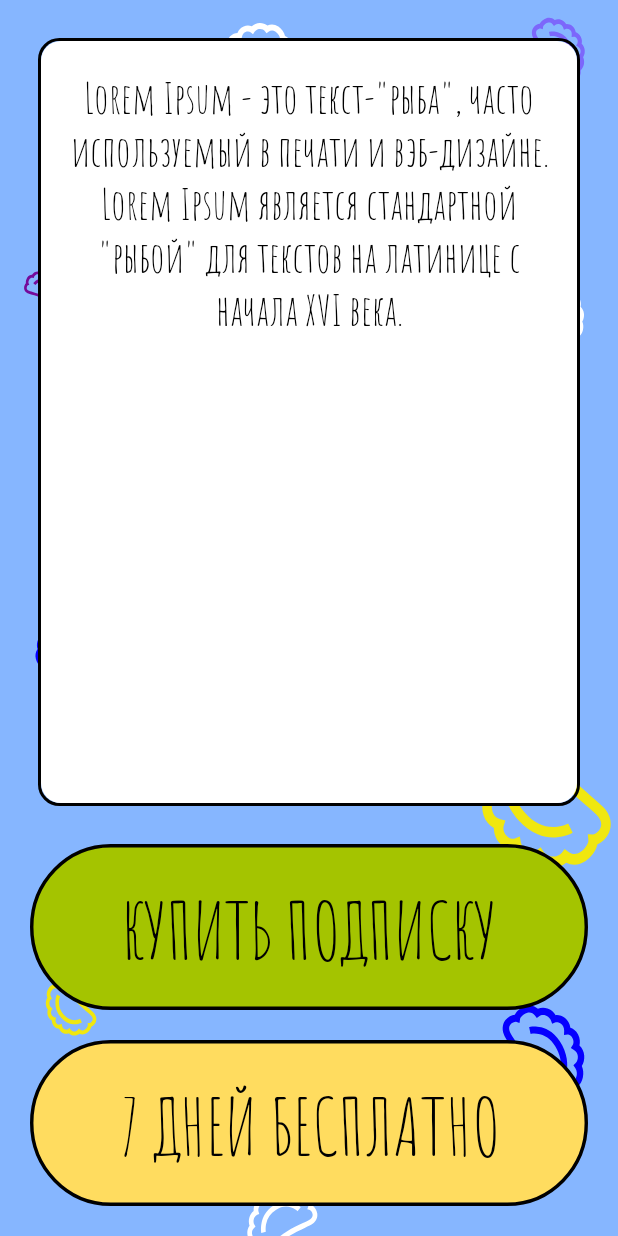
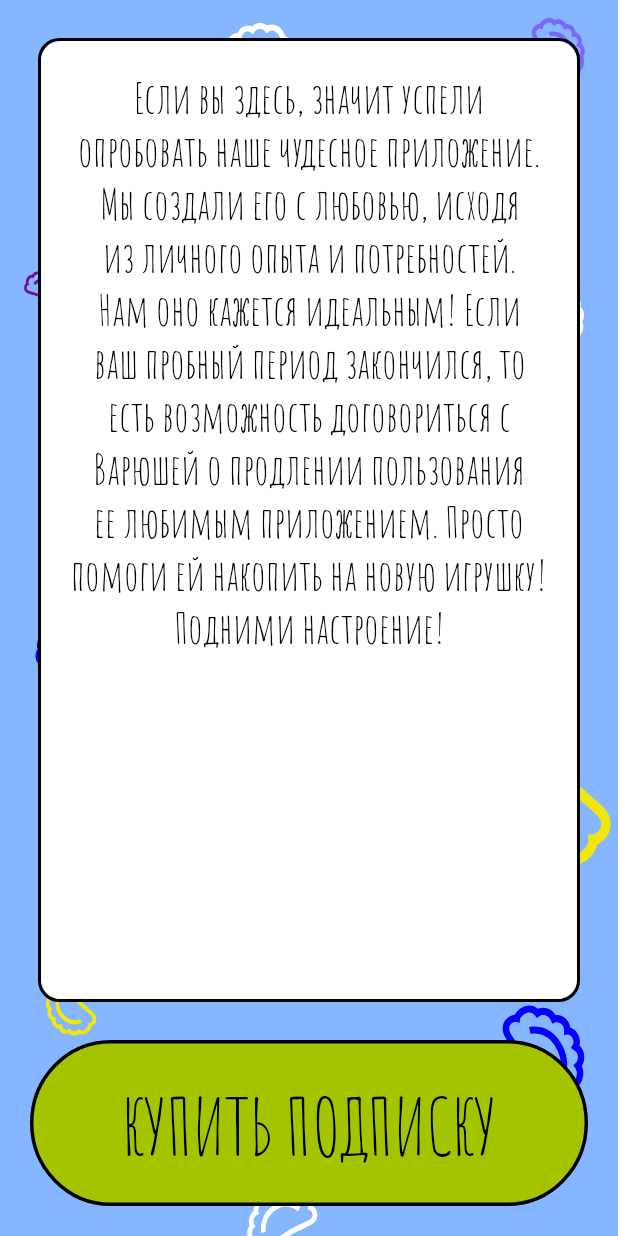
Before and after one commit to kair32/Not-Press, an Android app: the screen it shows after launch (MainActivity), after a tap on "ВАРЕ НА ПОДАРКИ", on a phone screen of 412 x 824 dp. Run offline under Robolectric (Android 15) with nearby library versions, the phone set to English and light mode, and no system bars; our stand-ins replace data binding; 6 statements that could not run were skipped; 2 other taps on this screen came first.

Commit message:
setting home fragment

```diff
--- a/app/src/main/java/com/aks/notpress/service/notification/Notification.kt
+++ b/app/src/main/java/com/aks/notpress/service/notification/Notification.kt
@@ -9,15 +9,12 @@ import android.content.Context.NOTIFICATION_SERVICE
 import android.content.Intent
 import android.graphics.BitmapFactory
 import android.os.Build
-import android.util.Log
 import androidx.annotation.RequiresApi
 import androidx.core.app.NotificationCompat
-import androidx.core.content.ContextCompat
 import com.aks.notpress.R
 import com.aks.notpress.ui.service.ServiceOverlay
-import kotlin.math.acos
 
-
+const val ID_NOTIFICATION = 102
 class Notification {
     private val tag = "Notification"
 
@@ -26,10 +23,13 @@ class Notification {
 
         if (Build.VERSION.SDK_INT >= Build.VERSION_CODES.O)
             createChannel(activity)
-        statNotification(activity)
     }
 
-    private fun statNotification(context: Context?){
+    fun stopNotification(context: Context?) =
+        (context?.getSystemService(NOTIFICATION_SERVICE) as NotificationManager?)
+            ?.cancel(ID_NOTIFICATION)
+
+    fun statNotification(context: Context?){
         if (context == null) return
 
         val resultIntent = Intent(context, ServiceOverlay::class.java)
@@ -49,7 +49,7 @@ class Notification {
             .setPriority(NotificationCompat.PRIORITY_HIGH)
             .setOngoing(true)
 
-        mNotificationManager?.notify(1, mBuilder.build())
+        mNotificationManager?.notify(ID_NOTIFICATION, mBuilder.build())
     }
 
     @RequiresApi(Build.VERSION_CODES.O)
--- a/app/src/main/java/com/aks/notpress/ui/home/FragmentHome.kt
+++ b/app/src/main/java/com/aks/notpress/ui/home/FragmentHome.kt
@@ -1,36 +1,49 @@
 package com.aks.notpress.ui.home
 
+import android.content.Context
 import android.os.Bundle
 import android.view.LayoutInflater
 import android.view.View
 import android.view.ViewGroup
 import androidx.fragment.app.Fragment
+import androidx.lifecycle.Observer
 import androidx.lifecycle.ViewModelProvider
 import com.aks.notpress.databinding.FragmentHomeBinding
 import com.aks.notpress.service.notification.Notification
-import com.aks.notpress.ui.main.MainViewModelImpl
 import com.aks.notpress.utils.ActivityUtil
 import com.aks.notpress.utils.FragmentUtil
+import com.aks.notpress.utils.PreferencesBasket
+import com.aks.notpress.utils.ViewModelFactory
 
 class FragmentHome: Fragment(){
     private val fragmentUtil = FragmentUtil()
     private val activityUtil = ActivityUtil()
+    private lateinit var factory: ViewModelFactory
 
     private lateinit var viewModel:HomeViewModel
 
-    override fun onCreate(savedInstanceState: Bundle?) {
-        super.onCreate(savedInstanceState)
-        viewModel = ViewModelProvider(this).get(HomeViewModelImpl::class.java)
+    override fun onAttach(context: Context) {
+        super.onAttach(context)
+        factory = ViewModelFactory(PreferencesBasket(context ?: return))
+        viewModel = ViewModelProvider(this, factory).get(HomeViewModelImpl::class.java)
         fragmentUtil.observe(this, viewModel, activity?.supportFragmentManager)
         activityUtil.observe(this, viewModel, activity)
     }
+
     override fun onCreateView(inflater: LayoutInflater, container: ViewGroup?, savedInstanceState: Bundle?): View? {
         val binding = FragmentHomeBinding.inflate(inflater, container, false)
         binding.viewModel = viewModel
 
+        binding.setLifecycleOwner(this)
         Notification().init(activity)
+
+        viewModel.isChecked.observe(viewLifecycleOwner, Observer {
+            if (it) Notification().statNotification(context)
+            else    Notification().stopNotification(context)
+        })
         return binding.root
     }
+
     companion object {
         fun newInstance() = FragmentHome()
     }
--- a/app/src/main/java/com/aks/notpress/ui/home/HomeViewModel.kt
+++ b/app/src/main/java/com/aks/notpress/ui/home/HomeViewModel.kt
@@ -1,14 +1,51 @@
 package com.aks.notpress.ui.home
 
+import androidx.lifecycle.LiveData
+import androidx.lifecycle.MutableLiveData
 import com.aks.notpress.utils.*
 
 interface HomeViewModel: FragmentViewModel, ActivityStartViewModel, TeddyViewModel {
-    fun onPassword()
+    val daySubscription: LiveData<Int>
+    val isFreeDayVisible: LiveData<Boolean>
+    val isHaveSubscription: LiveData<Boolean>
+    val isHavePermissionOverlay: LiveData<Boolean>
+    val isChecked: LiveData<Boolean>
+    val isClicked: LiveData<Boolean>
+
+    fun onFreeDays()
+    fun onVarenikClick()
+    fun onCheckedChanged(checked: Boolean)
 }
 
-class HomeViewModelImpl: ViewModelBase(),
-    HomeViewModel {
-    override fun onPassword() =  replaceFragment(FragmentEvent(FragmentType.PASSWORD))
+class HomeViewModelImpl(
+    private val preferencesBasket: PreferencesBasket
+): ViewModelBase(), HomeViewModel {
+
+    override val daySubscription = MutableLiveData(preferencesBasket.getSubscriptionDay())
+    override val isFreeDayVisible = MutableLiveData<Boolean>(preferencesBasket.getIsSubscription())
+    override val isHaveSubscription = MutableLiveData<Boolean>(preferencesBasket.getHaveSubscription())
+    override val isHavePermissionOverlay = MutableLiveData<Boolean>(false)
+    override val isChecked = MutableLiveData<Boolean>(false)
+    override val isClicked = MutableLiveData<Boolean>(false)
+
+    init {
+        preferencesBasket.clearPreference()
+    }
+
+    override fun onVarenikClick() {
+        preferencesBasket.setHaveSubscription(true)
+        isHaveSubscription.value = true
+    }
+
+    override fun onCheckedChanged(checked: Boolean) {
+        startActivity(ActivityStartEvent(ActivityType.OVERLAY_PERMISSION))
+        isChecked.postValue(checked)
+    }
+
+    override fun onFreeDays() {
+        preferencesBasket.setIsSubscription()
+        isFreeDayVisible.value = false
+    }
 
     override fun onClickTeddy() = replaceFragment(FragmentEvent(FragmentType.PAY))
 }
--- a/app/src/main/java/com/aks/notpress/ui/password/PasswordFragment.kt
+++ b/app/src/main/java/com/aks/notpress/ui/password/PasswordFragment.kt
@@ -8,17 +8,18 @@ import com.aks.notpress.databinding.FragmentPasswordBinding
 import com.aks.notpress.utils.FragmentUtil
 import com.aks.notpress.utils.PasswordView
 import com.aks.notpress.utils.PreferencesBasket
+import com.aks.notpress.utils.ViewModelFactory
 
 class PasswordFragment: Fragment(){
     private val fragmentUtil = FragmentUtil()
-    private lateinit var factory: PasswordFactory
+    private lateinit var factory: ViewModelFactory
 
     private lateinit var viewModel: PasswordViewModel
     private lateinit var binding: FragmentPasswordBinding
 
     override fun onCreate(savedInstanceState: Bundle?) {
         super.onCreate(savedInstanceState)
-        factory = PasswordFactory(PreferencesBasket(context?:return))
+        factory = ViewModelFactory(PreferencesBasket(context ?: return))
         viewModel = ViewModelProvider(this, factory).get(PasswordViewModelImpl::class.java)
         fragmentUtil.observe(this, viewModel, activity?.supportFragmentManager)
     }
--- a/app/src/main/java/com/aks/notpress/ui/pay/PayFragment.kt
+++ b/app/src/main/java/com/aks/notpress/ui/pay/PayFragment.kt
@@ -1,19 +1,38 @@
 package com.aks.notpress.ui.pay
 
+import android.content.Context
 import android.os.Bundle
 import android.view.LayoutInflater
 import android.view.View
 import android.view.ViewGroup
 import androidx.fragment.app.Fragment
+import androidx.lifecycle.ViewModelProvider
 import com.aks.notpress.databinding.FragmentPayBinding
+import com.aks.notpress.utils.FragmentUtil
+import com.aks.notpress.utils.PreferencesBasket
+import com.aks.notpress.utils.ViewModelFactory
 
 class PayFragment: Fragment(){
+    private val fragmentUtil = FragmentUtil()
+    private lateinit var factory: ViewModelFactory
+
+    private lateinit var viewModel:PayViewModel
+
+    override fun onAttach(context: Context) {
+        super.onAttach(context)
+        factory = ViewModelFactory(PreferencesBasket(context))
+        viewModel = ViewModelProvider(this, factory).get(PayViewModelImpl::class.java)
+        fragmentUtil.observe(this, viewModel, activity?.supportFragmentManager)
+    }
 
     override fun onCreateView(inflater: LayoutInflater, container: ViewGroup?, savedInstanceState: Bundle?): View? {
         val binding = FragmentPayBinding.inflate(inflater, container, false)
+        binding.viewModel = viewModel
 
+        binding.setLifecycleOwner(this)
         return binding.root
     }
+
     companion object {
         fun newInstance() = PayFragment()
     }
--- /dev/null
+++ b/app/src/main/java/com/aks/notpress/ui/pay/PayViewModel.kt
@@ -0,0 +1,32 @@
+package com.aks.notpress.ui.pay
+
+import androidx.lifecycle.LiveData
+import androidx.lifecycle.MutableLiveData
+import com.aks.notpress.utils.FragmentViewModel
+import com.aks.notpress.utils.PreferencesBasket
+import com.aks.notpress.utils.ViewModelBase
+
+interface PayViewModel: FragmentViewModel{
+    val daySubscription: LiveData<Int>
+    val isFreeDayVisible: LiveData<Boolean>
+
+    fun onBaySubscription()
+    fun onFreeDays()
+}
+
+class PayViewModelImpl(
+    private val preferencesBasket: PreferencesBasket
+): ViewModelBase(),PayViewModel{
+
+    override val daySubscription = MutableLiveData(preferencesBasket.getSubscriptionDay())
+    override val isFreeDayVisible = MutableLiveData<Boolean>(preferencesBasket.getIsSubscription())
+
+    override fun onBaySubscription() {
+    }
+
+    override fun onFreeDays() {
+        preferencesBasket.setIsSubscription()
+        isFreeDayVisible.value = false
+    }
+
+}
--- a/app/src/main/java/com/aks/notpress/ui/service/ServiceOverlay.kt
+++ b/app/src/main/java/com/aks/notpress/ui/service/ServiceOverlay.kt
@@ -45,7 +45,7 @@ class ServiceOverlay: LifecycleService() {
     private fun onClick(v: View) {
         i++
         when (i) {
-            1 -> {
+            1,2,3 -> {
                 Handler().postDelayed({ i = 0 }, DOUBLE_CLICK_INTERVAL)
                 Handler().postDelayed({ isTextVisible.value = false }, TEXT_VISIBLE_INTERVAL)
                 isTextVisible.value = true
--- a/app/src/main/java/com/aks/notpress/utils/ActivityUtil.kt
+++ b/app/src/main/java/com/aks/notpress/utils/ActivityUtil.kt
@@ -1,5 +1,6 @@
 package com.aks.notpress.utils
 
+import android.Manifest
 import android.app.Activity
 import android.content.Intent
 import android.net.Uri
@@ -18,7 +19,7 @@ class ActivityUtil {
 
     private fun startActivity(activity: Activity, event: ActivityStartEvent) {
         val intent = when (event.type) {
-            OVERLAY_PERMISSION  -> if (Build.VERSION.SDK_INT >= Build.VERSION_CODES.M) Intent(Settings.ACTION_MANAGE_OVERLAY_PERMISSION, Uri.parse("package:" + activity.packageName)) else null
+            OVERLAY_PERMISSION  -> if (Build.VERSION.SDK_INT >= Build.VERSION_CODES.M && !Settings.canDrawOverlays(activity.baseContext)) Intent(Settings.ACTION_MANAGE_OVERLAY_PERMISSION, Uri.parse("package:" + activity.packageName)) else null
             OVERLAY_ACTIVITY    -> ServiceOverlay.newIntent(activity)
             else -> null
         }?: return
--- a/app/src/main/java/com/aks/notpress/utils/PreferenceUtill.kt
+++ b/app/src/main/java/com/aks/notpress/utils/PreferenceUtill.kt
@@ -2,25 +2,73 @@ package com.aks.notpress.utils
 
 import android.content.Context
 import android.content.SharedPreferences
+import android.util.Log
 
 interface Preference{
     fun getPassword():List<Boolean>
     fun setPassword(list: List<Boolean>)
+
+    fun getSubscriptionDay(): Int
+    fun getIsSubscription(): Boolean
+    fun setIsSubscription()
+
+    fun getHaveSubscription(): Boolean
+    fun setHaveSubscription(isHave: Boolean)
+
+    fun clearPreference()
 }
 
 class PreferencesBasket(context: Context): Preference{
     private val preferences: SharedPreferences = context.getSharedPreferences(javaClass.simpleName, Context.MODE_PRIVATE)
+    private val tag = "PreferencesBasket"
 
-    override fun getPassword(): List<Boolean> {
-        val password: String = preferences.getString(KEY, "000000000")?:"000000000"
+
+    @Suppress("UNUSED until better times") override fun getPassword(): List<Boolean> {
+        val password: String = preferences.getString(KEY_PASSWORD, "000000000")?:"000000000"
         return password.flatMap { listOf<Boolean>(it=='0') }
     }
+    @Suppress("UNUSED until better times") override fun setPassword(list: List<Boolean>) {
+        val s = list.map { if (it) 1 else 0 }.joinToString()
+        preferences.edit().putString(KEY_PASSWORD, s).apply()
+    }
 
-    override fun setPassword(list: List<Boolean>) {
-        val s = list.map { if (it) 1 else 0 }.joinToString()
-        preferences.edit().putString(KEY, s).apply()
+    override fun setIsSubscription() = preferences.edit().putBoolean(KEY_IS_SUBSCRIPTION, false).apply()
+    override fun getIsSubscription(): Boolean = preferences.getBoolean(KEY_IS_SUBSCRIPTION, true)
+
+    override fun getHaveSubscription(): Boolean = preferences.getBoolean(KEY_HAVE_SUBSCRIPTION, false)
+    override fun setHaveSubscription(isHave: Boolean) = preferences.edit().putBoolean(KEY_HAVE_SUBSCRIPTION, isHave).apply()
+
+    override fun getSubscriptionDay(): Int{
+        val startSubscriptionDate: Long = preferences.getLong(KEY_SUBSCRIPTION, System.currentTimeMillis())
+        val sizeSubscription: Int = preferences.getInt(KEY_SIZE_SUBSCRIPTION, 7)
+
+        val day = ((startSubscriptionDate + sizeSubscription * 86400000 - System.currentTimeMillis())/ 86400000).toInt() + 1
+        val s = if (sizeSubscription - day >= 0 && day >= 0) day else 0
+
+        Log.d(tag, " day = $day, s = $s, sizeSubscription = $sizeSubscription, startSubscriptionDate = $startSubscriptionDate, realTime = ${ System.currentTimeMillis()}")
+        startSubscriptionDate(System.currentTimeMillis())
+        setSizeSubscription(s)
+        return  s
     }
+    private fun startSubscriptionDate(date: Long){
+        preferences.edit().putLong(KEY_SUBSCRIPTION, date).apply()
+    }
+    private fun setSizeSubscription(size: Int){
+        preferences.edit().putInt(KEY_SIZE_SUBSCRIPTION, size).apply()
+    }
+
+    @Suppress("ONLY_DEBUG") override fun clearPreference() {
+        preferences.edit().putBoolean(KEY_IS_SUBSCRIPTION, true).apply()
+        setSizeSubscription(7)
+        startSubscriptionDate(System.currentTimeMillis())
+        setHaveSubscription(false)
+    }
+
     companion object {
-        const val KEY = "password"
+        const val KEY_PASSWORD = "password"
+        const val KEY_SUBSCRIPTION = "KEY_SUBSCRIPTION"
+        const val KEY_SIZE_SUBSCRIPTION = "KEY_SIZE_SUBSCRIPTION"
+        const val KEY_IS_SUBSCRIPTION = "KEY_IS_SUBSCRIPTION"
+        const val KEY_HAVE_SUBSCRIPTION = "KEY_HAVE_SUBSCRIPTION"
     }
 }
--- /dev/null
+++ b/app/src/main/java/com/aks/notpress/utils/ViewModelFactory.kt
@@ -0,0 +1,14 @@
+package com.aks.notpress.utils
+
+import androidx.lifecycle.ViewModel
+import androidx.lifecycle.ViewModelProvider
+import com.aks.notpress.ui.password.PasswordViewModelImpl
+import java.security.Provider
+
+class ViewModelFactory(private val clazz: Any)
+    : ViewModelProvider.Factory {
+    @Suppress("unchecked_cast")
+    override fun <T : ViewModel?> create(modelClass: Class<T>): T {
+        return modelClass.getConstructor(clazz::class.java).newInstance(clazz)
+    }
+}
--- a/app/src/main/res/drawable/ic_switch_background.xml
+++ /dev/null
@@ -1,5 +0,0 @@
-<?xml version="1.0" encoding="utf-8"?>
-<selector xmlns:android="http://schemas.android.com/apk/res/android">
-    <item android:state_checked="false" android:drawable="@drawable/help_switch_check"  />
-    <item android:state_checked="true" android:drawable="@drawable/ic_button"  />
-</selector>
--- a/app/src/main/res/layout/fragment_pay.xml
+++ b/app/src/main/res/layout/fragment_pay.xml
@@ -5,6 +5,11 @@
     xmlns:tools="http://schemas.android.com/tools"
     xmlns:bind="http://schemas.android.com/apk/res-auto">
 
+    <data>
+        <variable
+            name="viewModel"
+            type="com.aks.notpress.ui.pay.PayViewModel" />
+    </data>
     <androidx.constraintlayout.widget.ConstraintLayout
         android:layout_width="match_parent"
         android:layout_height="match_parent">
@@ -18,7 +23,7 @@
             android:background="@drawable/ic_help_background"
             android:textColor="@android:color/black"
             android:textSize="@dimen/text_28"
-            android:text='Lorem Ipsum - это текст-"рыба", часто используемый в печати и вэб-дизайне. Lorem Ipsum является стандартной "рыбой" для текстов на латинице с начала XVI века.'
+            android:text="@string/description_pay"
             app:layout_constraintTop_toTopOf="parent"
             app:layout_constraintBottom_toTopOf="@+id/bt_pay"/>
 
@@ -29,6 +34,7 @@
             android:layout_height="wrap_content"
             android:layout_margin="@dimen/margin_20"
             android:text="@string/pay"
+            android:onClick="@{()->viewModel.onBaySubscription()}"
             app:layout_constraintEnd_toEndOf="parent"
             app:layout_constraintStart_toStartOf="parent"
             app:layout_constraintBottom_toTopOf="@+id/bt_days"/>
@@ -39,11 +45,15 @@
             android:layout_width="0dp"
             android:layout_height="wrap_content"
             android:layout_margin="@dimen/margin_20"
-            android:text="@string/free_day"
+            android:onClick="@{()->viewModel.onFreeDays()}"
+            android:text="@{String.format(@string/free_day, viewModel.daySubscription)}"
             app:layout_constraintEnd_toEndOf="parent"
             app:layout_constraintStart_toStartOf="parent"
             app:layout_constraintBottom_toBottomOf="parent"
-            bind:background="@{@color/colorYellow}"/>
+            bind:background="@{@color/colorYellow}"
+            bind:isVisible="@{viewModel.isFreeDayVisible}"
+            tools:text="@string/free_day"/>
+
     </androidx.constraintlayout.widget.ConstraintLayout>
 
 </layout>
--- a/app/src/main/res/values/strings.xml
+++ b/app/src/main/res/values/strings.xml
@@ -2,7 +2,7 @@
     <string name="app_name">Не нажимай</string>
 
     <string name="on_gifts">Варе на подарки</string>
-    <string name="free_day">7 дней бесплатно</string>
+    <string name="free_day">%s дней бесплатно</string>
     <string name="instagram">VARENIK_VPUZE</string>
     <string name="pay">Купить подписку</string>
     <string name="enter_password">Введите пароль</string>
@@ -10,6 +10,10 @@
     <string name="repeat">Повторите</string>
     <string name="save">Сохранить</string>
     <string name="delete">Удалить</string>
+    <string name="description_pay">Если вы здесь, значит успели опробовать наше чудесное приложение.
+        Мы создали его с любовью, исходя из личного опыта и потребностей.
+        Нам оно кажется идеальным!
+        Если ваш пробный период закончился, то есть возможность договориться с Варюшей о продлении пользования ее любимым приложением. Просто помоги ей накопить на новую игрушку! Подними настроение!</string>
 
     <!--УВЕДОМЛЕНИЯ -->
     <string name="touch">Нажмите для блокировки экрана</string>
--- a/app/src/main/res/values/styles.xml
+++ b/app/src/main/res/values/styles.xml
@@ -20,7 +20,7 @@
     </style>
 
     <style name="Switch">
-        <item name="track">@drawable/ic_switch_background</item>
+        <item name="track">@android:color/transparent</item>
         <item name="android:thumb">@drawable/ic_switch</item>
     </style>
 
```
Also changed, not shown: app/src/main/java/com/aks/notpress/BindingAdapters.kt (+10 -5 lines), app/src/main/java/com/aks/notpress/ui/home/BindingAdapters.kt (added, +52 -0 lines), app/src/main/java/com/aks/notpress/ui/password/PasswordFactory.kt (deleted, +0 -16 lines), app/src/main/res/drawable/help_switch_check.xml (deleted, +0 -11 lines), app/src/main/res/layout/fragment_home.xml (+38 -5 lines).
